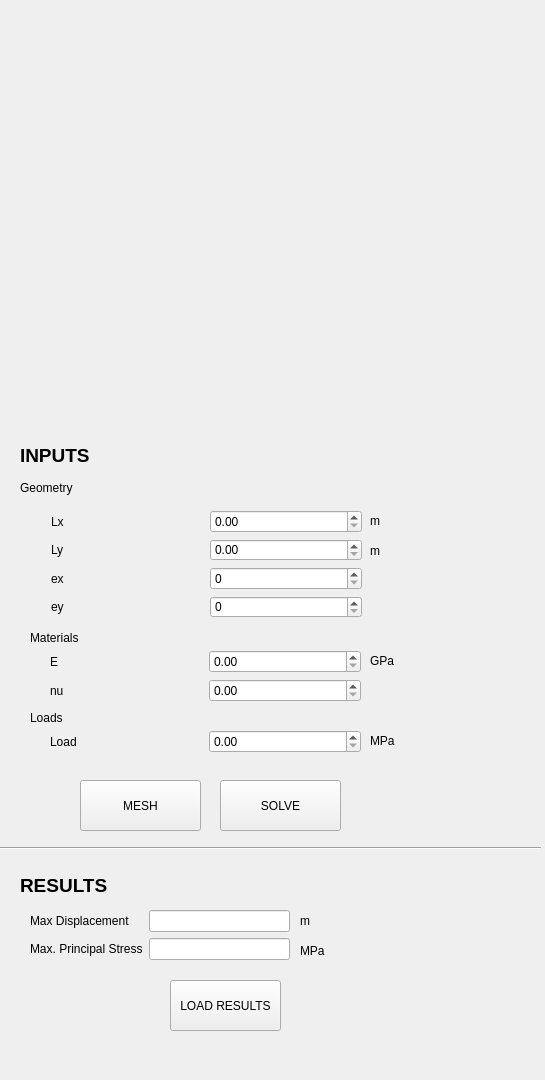
The window that main_window.ui (kedarzc/CalcGlassFailure) describes before a commit, drawn with Qt 5.
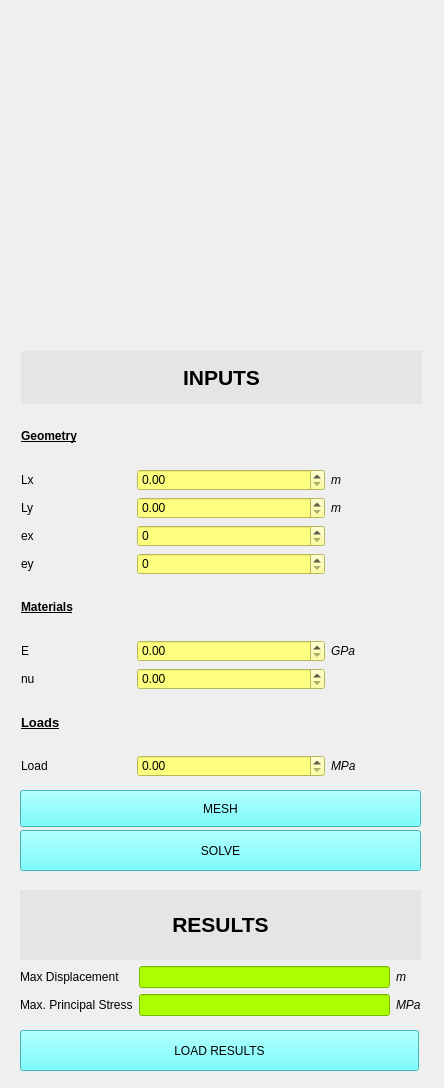
The same window after the commit.

Commit message: Updated main window gui

Patch:
```diff
--- a/main_window.ui
+++ b/main_window.ui
@@ -6,8 +6,8 @@
    <rect>
     <x>0</x>
     <y>0</y>
-    <width>545</width>
-    <height>1080</height>
+    <width>444</width>
+    <height>1088</height>
    </rect>
   </property>
   <property name="windowTitle">
@@ -23,10 +23,10 @@
    <widget class="QWidget" name="plotter_container" native="true">
     <property name="geometry">
      <rect>
-      <x>20</x>
-      <y>30</y>
-      <width>501</width>
-      <height>401</height>
+      <x>21</x>
+      <y>22</y>
+      <width>400</width>
+      <height>322</height>
      </rect>
     </property>
     <property name="sizePolicy">
@@ -42,158 +42,53 @@
      </size>
     </property>
    </widget>
-   <widget class="QPushButton" name="meshButton">
-    <property name="geometry">
-     <rect>
-      <x>80</x>
-      <y>780</y>
-      <width>121</width>
-      <height>51</height>
-     </rect>
-    </property>
-    <property name="text">
-     <string>MESH</string>
-    </property>
-   </widget>
    <widget class="QPushButton" name="solveButton">
     <property name="geometry">
      <rect>
-      <x>220</x>
-      <y>780</y>
-      <width>121</width>
-      <height>51</height>
+      <x>20</x>
+      <y>830</y>
+      <width>401</width>
+      <height>41</height>
      </rect>
     </property>
+    <property name="styleSheet">
+     <string notr="true">font: 700 12pt &quot;Arial&quot;;
+background-color: rgb(85, 255, 255);</string>
+    </property>
     <property name="text">
      <string>SOLVE</string>
     </property>
    </widget>
-   <widget class="QLabel" name="label">
+   <widget class="QPushButton" name="meshButton">
     <property name="geometry">
      <rect>
-      <x>30</x>
-      <y>630</y>
-      <width>55</width>
-      <height>16</height>
-     </rect>
-    </property>
-    <property name="text">
-     <string>Materials</string>
-    </property>
-   </widget>
-   <widget class="QLabel" name="label_2">
-    <property name="geometry">
-     <rect>
       <x>20</x>
-      <y>440</y>
-      <width>81</width>
-      <height>31</height>
+      <y>790</y>
+      <width>401</width>
+      <height>37</height>
      </rect>
     </property>
-    <property name="text">
-     <string>&lt;html&gt;&lt;head/&gt;&lt;body&gt;&lt;p&gt;&lt;span style=&quot; font-size:14pt; font-weight:600;&quot;&gt;INPUTS&lt;/span&gt;&lt;/p&gt;&lt;/body&gt;&lt;/html&gt;</string>
+    <property name="styleSheet">
+     <string notr="true">font: 700 12pt &quot;Arial&quot;;
+background-color: rgb(85, 255, 255);</string>
     </property>
-   </widget>
-   <widget class="QLabel" name="label_3">
-    <property name="geometry">
-     <rect>
-      <x>20</x>
-      <y>480</y>
-      <width>61</width>
-      <height>16</height>
-     </rect>
-    </property>
     <property name="text">
-     <string>Geometry</string>
-    </property>
-   </widget>
-   <widget class="QLabel" name="label_load_4">
-    <property name="geometry">
-     <rect>
-      <x>370</x>
-      <y>510</y>
-      <width>41</width>
-      <height>21</height>
-     </rect>
-    </property>
-    <property name="text">
-     <string>m</string>
-    </property>
-   </widget>
-   <widget class="QLabel" name="label_load_5">
-    <property name="geometry">
-     <rect>
-      <x>370</x>
-      <y>540</y>
-      <width>41</width>
-      <height>21</height>
-     </rect>
-    </property>
-    <property name="text">
-     <string>m</string>
-    </property>
-   </widget>
-   <widget class="QLabel" name="label_4">
-    <property name="geometry">
-     <rect>
-      <x>30</x>
-      <y>710</y>
-      <width>55</width>
-      <height>16</height>
-     </rect>
-    </property>
-    <property name="text">
-     <string>Loads</string>
-    </property>
-   </widget>
-   <widget class="QLabel" name="label_load_6">
-    <property name="geometry">
-     <rect>
-      <x>370</x>
-      <y>650</y>
-      <width>41</width>
-      <height>21</height>
-     </rect>
-    </property>
-    <property name="text">
-     <string>GPa</string>
-    </property>
-   </widget>
-   <widget class="QLabel" name="label_load_7">
-    <property name="geometry">
-     <rect>
-      <x>370</x>
-      <y>730</y>
-      <width>41</width>
-      <height>21</height>
-     </rect>
-    </property>
-    <property name="text">
-     <string>MPa</string>
-    </property>
-   </widget>
-   <widget class="QLabel" name="label_5">
-    <property name="geometry">
-     <rect>
-      <x>20</x>
-      <y>870</y>
-      <width>91</width>
-      <height>31</height>
-     </rect>
-    </property>
-    <property name="text">
-     <string>&lt;html&gt;&lt;head/&gt;&lt;body&gt;&lt;p&gt;&lt;span style=&quot; font-size:14pt; font-weight:600;&quot;&gt;RESULTS&lt;/span&gt;&lt;/p&gt;&lt;/body&gt;&lt;/html&gt;</string>
+     <string>MESH</string>
     </property>
    </widget>
    <widget class="QPushButton" name="load_results">
     <property name="geometry">
      <rect>
-      <x>170</x>
-      <y>980</y>
-      <width>111</width>
-      <height>51</height>
+      <x>20</x>
+      <y>1030</y>
+      <width>399</width>
+      <height>41</height>
      </rect>
     </property>
+    <property name="styleSheet">
+     <string notr="true">background-color: rgb(85, 255, 255);
+font: 700 12pt &quot;Arial&quot;;</string>
+    </property>
     <property name="text">
      <string>LOAD RESULTS</string>
     </property>
@@ -201,193 +96,249 @@
    <widget class="QWidget" name="layoutWidget">
     <property name="geometry">
      <rect>
-      <x>30</x>
-      <y>910</y>
-      <width>260</width>
-      <height>52</height>
+      <x>21</x>
+      <y>351</y>
+      <width>401</width>
+      <height>426</height>
      </rect>
     </property>
     <layout class="QGridLayout" name="gridLayout">
-     <item row="0" column="0">
-      <widget class="QLabel" name="label_max_u">
+     <item row="4" column="0">
+      <widget class="QLabel" name="label_ex">
        <property name="text">
-        <string>Max Displacement</string>
+        <string>ex</string>
        </property>
       </widget>
      </item>
-     <item row="0" column="1">
-      <widget class="QLineEdit" name="u_max"/>
-     </item>
-     <item row="1" column="0">
-      <widget class="QLabel" name="label_max_p_stress">
-       <property name="text">
-        <string>Max. Principal Stress</string>
-       </property>
-      </widget>
-     </item>
-     <item row="1" column="1">
-      <widget class="QLineEdit" name="sigma_1"/>
-     </item>
-    </layout>
-   </widget>
-   <widget class="QWidget" name="layoutWidget">
-    <property name="geometry">
-     <rect>
-      <x>50</x>
-      <y>650</y>
-      <width>311</width>
-      <height>52</height>
-     </rect>
-    </property>
-    <layout class="QGridLayout" name="gridLayout_3">
-     <item row="0" column="0">
-      <widget class="QLabel" name="YoungModulus">
-       <property name="text">
-        <string>E</string>
-       </property>
-      </widget>
-     </item>
-     <item row="0" column="1">
-      <widget class="QDoubleSpinBox" name="EMod">
-       <property name="maximum">
-        <double>98.989999999999995</double>
-       </property>
-      </widget>
-     </item>
-     <item row="1" column="0">
+     <item row="8" column="0">
       <widget class="QLabel" name="poissonsRatio">
        <property name="text">
         <string>nu</string>
        </property>
       </widget>
      </item>
-     <item row="1" column="1">
-      <widget class="QDoubleSpinBox" name="nu"/>
+     <item row="10" column="1" colspan="2">
+      <widget class="QDoubleSpinBox" name="appliedLoad">
+       <property name="styleSheet">
+        <string notr="true">background-color: rgb(255, 255, 127);</string>
+       </property>
+      </widget>
      </item>
-    </layout>
-   </widget>
-   <widget class="QWidget" name="layoutWidget">
-    <property name="geometry">
-     <rect>
-      <x>50</x>
-      <y>730</y>
-      <width>311</width>
-      <height>24</height>
-     </rect>
-    </property>
-    <layout class="QGridLayout" name="gridLayout_4">
-     <item row="0" column="0">
-      <widget class="QLabel" name="label_load">
+     <item row="5" column="1" colspan="2">
+      <widget class="QSpinBox" name="ey">
+       <property name="styleSheet">
+        <string notr="true">background-color: rgb(255, 255, 127);</string>
+       </property>
+      </widget>
+     </item>
+     <item row="10" column="3">
+      <widget class="QLabel" name="label_load_7">
        <property name="text">
-        <string>Load</string>
+        <string>&lt;html&gt;&lt;head/&gt;&lt;body&gt;&lt;p&gt;&lt;span style=&quot; font-style:italic;&quot;&gt;MPa&lt;/span&gt;&lt;/p&gt;&lt;/body&gt;&lt;/html&gt;</string>
        </property>
       </widget>
      </item>
-     <item row="0" column="1">
-      <widget class="QDoubleSpinBox" name="appliedLoad"/>
+     <item row="3" column="3">
+      <widget class="QLabel" name="label_load_5">
+       <property name="text">
+        <string>&lt;html&gt;&lt;head/&gt;&lt;body&gt;&lt;p&gt;&lt;span style=&quot; font-style:italic;&quot;&gt;m&lt;/span&gt;&lt;/p&gt;&lt;/body&gt;&lt;/html&gt;</string>
+       </property>
+      </widget>
      </item>
-    </layout>
-   </widget>
-   <widget class="Line" name="line">
-    <property name="geometry">
-     <rect>
-      <x>0</x>
-      <y>840</y>
-      <width>541</width>
-      <height>16</height>
-     </rect>
-    </property>
-    <property name="orientation">
-     <enum>Qt::Horizontal</enum>
-    </property>
-   </widget>
-   <widget class="QLabel" name="label_load_8">
-    <property name="geometry">
-     <rect>
-      <x>300</x>
-      <y>910</y>
-      <width>41</width>
-      <height>21</height>
-     </rect>
-    </property>
-    <property name="text">
-     <string>m</string>
-    </property>
-   </widget>
-   <widget class="QLabel" name="label_load_9">
-    <property name="geometry">
-     <rect>
-      <x>300</x>
-      <y>940</y>
-      <width>41</width>
-      <height>21</height>
-     </rect>
-    </property>
-    <property name="text">
-     <string>MPa</string>
-    </property>
-   </widget>
-   <widget class="QWidget" name="">
-    <property name="geometry">
-     <rect>
-      <x>51</x>
-      <y>510</y>
-      <width>311</width>
-      <height>108</height>
-     </rect>
-    </property>
-    <layout class="QGridLayout" name="gridLayout_2">
-     <item row="0" column="0">
+     <item row="2" column="0">
       <widget class="QLabel" name="label_domain">
        <property name="text">
         <string>Lx                             </string>
        </property>
       </widget>
      </item>
-     <item row="1" column="0">
+     <item row="8" column="1" colspan="2">
+      <widget class="QDoubleSpinBox" name="nu">
+       <property name="styleSheet">
+        <string notr="true">background-color: rgb(255, 255, 127);</string>
+       </property>
+      </widget>
+     </item>
+     <item row="3" column="1" colspan="2">
+      <widget class="QDoubleSpinBox" name="Ly">
+       <property name="styleSheet">
+        <string notr="true">background-color: rgb(255, 255, 127);</string>
+       </property>
+       <property name="maximum">
+        <double>999.000000000000000</double>
+       </property>
+      </widget>
+     </item>
+     <item row="1" column="0" colspan="2">
+      <widget class="QLabel" name="label_3">
+       <property name="text">
+        <string>&lt;html&gt;&lt;head/&gt;&lt;body&gt;&lt;p&gt;&lt;span style=&quot; font-weight:700; text-decoration: underline;&quot;&gt;Geometry&lt;/span&gt;&lt;/p&gt;&lt;/body&gt;&lt;/html&gt;</string>
+       </property>
+      </widget>
+     </item>
+     <item row="2" column="3">
+      <widget class="QLabel" name="label_load_4">
+       <property name="text">
+        <string>&lt;html&gt;&lt;head/&gt;&lt;body&gt;&lt;p&gt;&lt;span style=&quot; font-style:italic;&quot;&gt;m&lt;/span&gt;&lt;/p&gt;&lt;/body&gt;&lt;/html&gt;</string>
+       </property>
+      </widget>
+     </item>
+     <item row="9" column="0">
+      <widget class="QLabel" name="label_4">
+       <property name="text">
+        <string>&lt;html&gt;&lt;head/&gt;&lt;body&gt;&lt;p&gt;&lt;span style=&quot; font-size:10pt; font-weight:700; text-decoration: underline;&quot;&gt;Loads&lt;/span&gt;&lt;/p&gt;&lt;/body&gt;&lt;/html&gt;</string>
+       </property>
+      </widget>
+     </item>
+     <item row="3" column="0">
       <widget class="QLabel" name="label_Ly">
        <property name="text">
         <string>Ly</string>
        </property>
       </widget>
      </item>
-     <item row="1" column="1">
-      <widget class="QDoubleSpinBox" name="Ly">
-       <property name="maximum">
-        <double>999.000000000000000</double>
+     <item row="6" column="0" colspan="2">
+      <widget class="QLabel" name="label">
+       <property name="text">
+        <string>&lt;html&gt;&lt;head/&gt;&lt;body&gt;&lt;p&gt;&lt;span style=&quot; font-weight:700; text-decoration: underline;&quot;&gt;Materials&lt;/span&gt;&lt;/p&gt;&lt;/body&gt;&lt;/html&gt;</string>
        </property>
       </widget>
      </item>
-     <item row="2" column="0">
-      <widget class="QLabel" name="label_ex">
+     <item row="10" column="0">
+      <widget class="QLabel" name="label_load">
        <property name="text">
-        <string>ex</string>
+        <string>Load</string>
        </property>
       </widget>
      </item>
-     <item row="2" column="1">
+     <item row="7" column="3">
+      <widget class="QLabel" name="label_load_6">
+       <property name="text">
+        <string>&lt;html&gt;&lt;head/&gt;&lt;body&gt;&lt;p&gt;&lt;span style=&quot; font-style:italic;&quot;&gt;GPa&lt;/span&gt;&lt;/p&gt;&lt;/body&gt;&lt;/html&gt;</string>
+       </property>
+      </widget>
+     </item>
+     <item row="7" column="0">
+      <widget class="QLabel" name="YoungModulus">
+       <property name="text">
+        <string>E</string>
+       </property>
+      </widget>
+     </item>
+     <item row="4" column="1" colspan="2">
       <widget class="QSpinBox" name="ex">
+       <property name="styleSheet">
+        <string notr="true">background-color: rgb(255, 255, 127);</string>
+       </property>
        <property name="maximum">
         <number>1</number>
        </property>
       </widget>
      </item>
-     <item row="3" column="0">
+     <item row="5" column="0">
       <widget class="QLabel" name="label_ey">
        <property name="text">
         <string>ey</string>
        </property>
       </widget>
      </item>
-     <item row="3" column="1">
-      <widget class="QSpinBox" name="ey"/>
-     </item>
-     <item row="0" column="1">
+     <item row="2" column="1" colspan="2">
       <widget class="QDoubleSpinBox" name="Lx">
+       <property name="styleSheet">
+        <string notr="true">background-color: rgb(255, 255, 127);</string>
+       </property>
        <property name="maximum">
         <double>999.000000000000000</double>
        </property>
       </widget>
+     </item>
+     <item row="7" column="1" colspan="2">
+      <widget class="QDoubleSpinBox" name="EMod">
+       <property name="styleSheet">
+        <string notr="true">background-color: rgb(255, 255, 127);</string>
+       </property>
+       <property name="maximum">
+        <double>98.989999999999995</double>
+       </property>
+      </widget>
+     </item>
+     <item row="0" column="0" colspan="4">
+      <widget class="QLabel" name="label_2">
+       <property name="styleSheet">
+        <string notr="true">background-color: rgb(229, 229, 229);</string>
+       </property>
+       <property name="text">
+        <string>&lt;html&gt;&lt;head/&gt;&lt;body&gt;&lt;p align=&quot;center&quot;&gt;&lt;span style=&quot; font-size:16pt; font-weight:700;&quot;&gt;INPUTS&lt;/span&gt;&lt;/p&gt;&lt;/body&gt;&lt;/html&gt;</string>
+       </property>
+      </widget>
+     </item>
+    </layout>
+   </widget>
+   <widget class="QWidget" name="layoutWidget">
+    <property name="geometry">
+     <rect>
+      <x>20</x>
+      <y>890</y>
+      <width>401</width>
+      <height>126</height>
+     </rect>
+    </property>
+    <layout class="QVBoxLayout" name="verticalLayout">
+     <item>
+      <layout class="QGridLayout" name="gridLayout_2">
+       <item row="1" column="0">
+        <widget class="QLabel" name="label_max_u">
+         <property name="text">
+          <string>Max Displacement</string>
+         </property>
+        </widget>
+       </item>
+       <item row="1" column="1">
+        <widget class="QLineEdit" name="u_max">
+         <property name="styleSheet">
+          <string notr="true">background-color: rgb(170, 255, 0);</string>
+         </property>
+        </widget>
+       </item>
+       <item row="1" column="2">
+        <widget class="QLabel" name="label_load_8">
+         <property name="text">
+          <string>&lt;html&gt;&lt;head/&gt;&lt;body&gt;&lt;p&gt;&lt;span style=&quot; font-style:italic;&quot;&gt;m&lt;/span&gt;&lt;/p&gt;&lt;/body&gt;&lt;/html&gt;</string>
+         </property>
+        </widget>
+       </item>
+       <item row="2" column="0">
+        <widget class="QLabel" name="label_max_p_stress">
+         <property name="text">
+          <string>Max. Principal Stress</string>
+         </property>
+        </widget>
+       </item>
+       <item row="2" column="1">
+        <widget class="QLineEdit" name="sigma_1">
+         <property name="styleSheet">
+          <string notr="true">background-color: rgb(170, 255, 0);</string>
+         </property>
+        </widget>
+       </item>
+       <item row="2" column="2">
+        <widget class="QLabel" name="label_load_9">
+         <property name="text">
+          <string>&lt;html&gt;&lt;head/&gt;&lt;body&gt;&lt;p&gt;&lt;span style=&quot; font-style:italic;&quot;&gt;MPa&lt;/span&gt;&lt;/p&gt;&lt;/body&gt;&lt;/html&gt;</string>
+         </property>
+        </widget>
+       </item>
+       <item row="0" column="0" colspan="3">
+        <widget class="QLabel" name="label_5">
+         <property name="styleSheet">
+          <string notr="true">background-color: rgb(229, 229, 229);</string>
+         </property>
+         <property name="text">
+          <string>&lt;html&gt;&lt;head/&gt;&lt;body&gt;&lt;p align=&quot;center&quot;&gt;&lt;span style=&quot; font-size:16pt; font-weight:700;&quot;&gt;RESULTS&lt;/span&gt;&lt;/p&gt;&lt;/body&gt;&lt;/html&gt;</string>
+         </property>
+        </widget>
+       </item>
+      </layout>
      </item>
     </layout>
    </widget>
```
Left out of the diff: 16 changed lines with no effect on the pictures.
